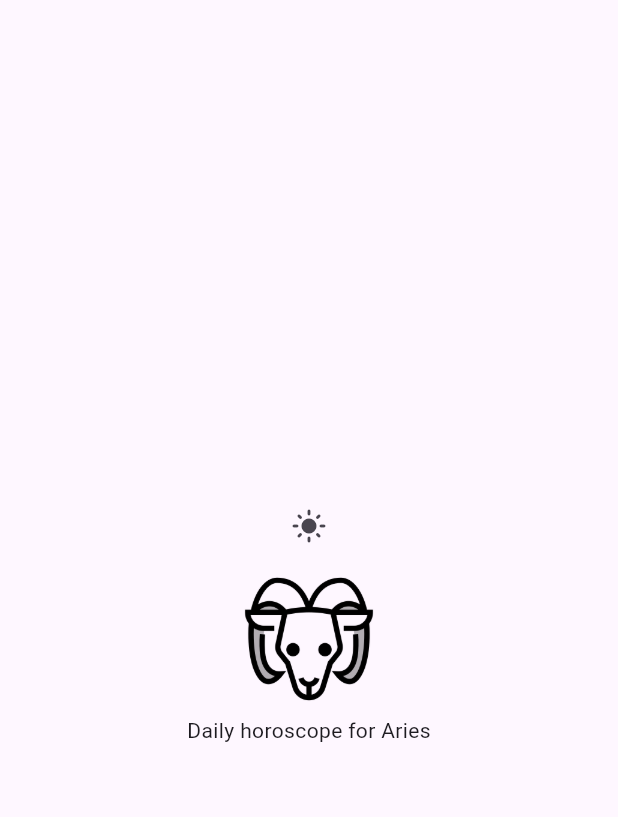
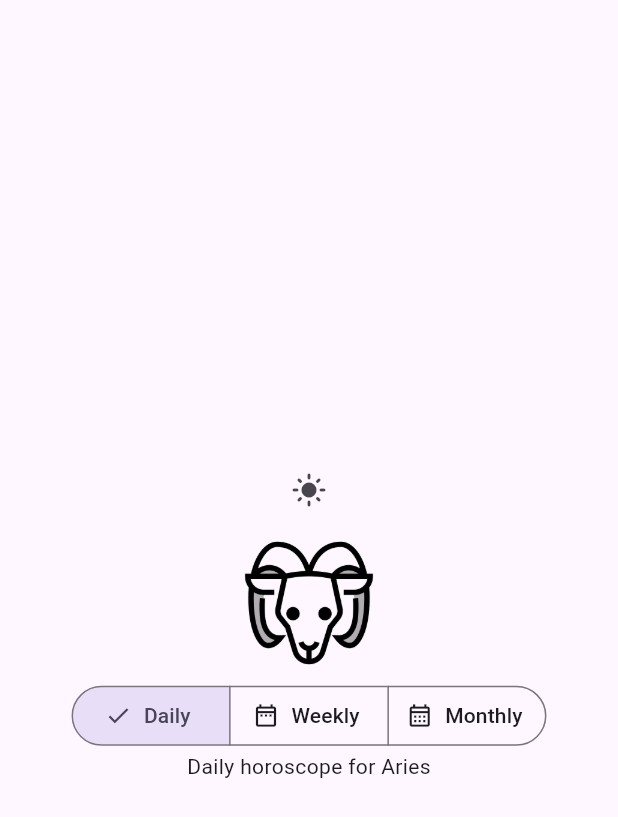
Before and after one commit to MK629/daily_horoscope, a Flutter app: the screen it shows after launch, on a phone screen of 412 x 824 dp. Shown: the top 817 px of the screen. Run offline on Flutter 3.47's test engine with Material 3 defaults, Android fonts, the phone set to English and light mode, and no system bars.

Commit message:
made segmented buttons

```diff
--- a/lib/widgets/components/daily_horoscope_display.dart
+++ b/lib/widgets/components/daily_horoscope_display.dart
@@ -33,6 +33,19 @@ class HoroscopeDisplayState extends State<HoroscopeDisplay> {
         horoscopeDisplay = MonthlyDisplay(sign: widget.sign);
     }
 
-    return horoscopeDisplay;
+    return Column(
+      children: [
+        SegmentedButton(
+          segments: [
+            ButtonSegment(value: HoroscopeType.daily, label: Text("Daily"), icon: Icon(Icons.calendar_today_outlined)),
+            ButtonSegment(value: HoroscopeType.weekly, label: Text("Weekly"), icon: Icon(Icons.date_range_outlined)),
+            ButtonSegment(value: HoroscopeType.monthly, label: Text("Monthly"), icon: Icon(Icons.calendar_month_outlined))
+          ],
+          selected: {horoscopeType}, //{} means Set, SegmentedButton puts everything into Set to be flexible for single, multi or zero select.
+          onSelectionChanged: (newSelection) => setState(() => horoscopeType = newSelection.first),
+        ),
+        horoscopeDisplay
+      ],
+    );
   }
 }
```
